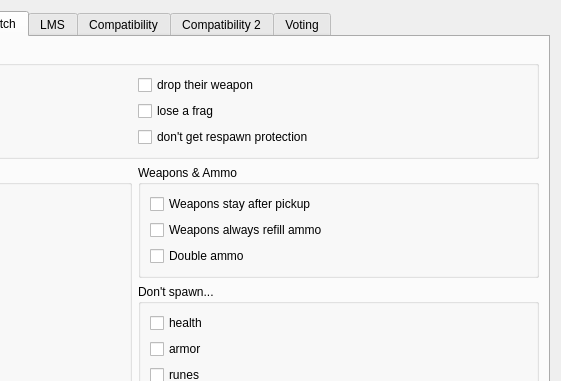
Before: the Qt Designer form src/plugins/zandronumq/createserverdialogpages/flagspage.ui in DoomseekerTeam/Doomseeker, drawn with Qt 5; both pictures show x 292 to 853 and y 0 to 381 of the 853 by 536 pixel window.
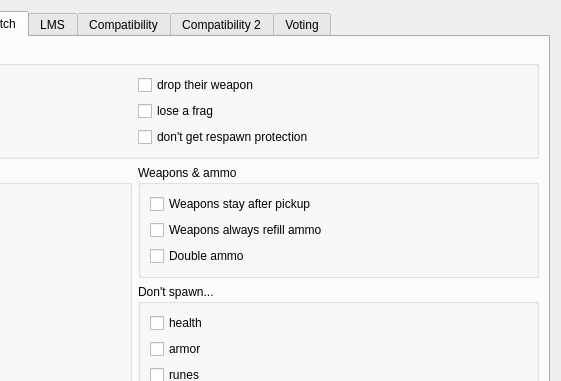
After: the same form once the commit is applied. The open tabs and pages were chosen to show the change. Custom widgets are drawn as their Qt base class.

Commit message: Zandronum, Q-Zandronum: correct the capitalization of "Weapons & ammo" (#4075)

Diff of the .ui file:
```diff
--- a/src/plugins/zandronumq/createserverdialogpages/flagspage.ui
+++ b/src/plugins/zandronumq/createserverdialogpages/flagspage.ui
@@ -1030,7 +1030,7 @@
            <item>
             <widget class="QGroupBox" name="groupBox_12">
              <property name="title">
-              <string>Weapons &amp;&amp; Ammo</string>
+              <string>Weapons &amp;&amp; ammo</string>
              </property>
              <layout class="QVBoxLayout" name="verticalLayout_16">
               <item>
```
The commit also changes 9 other files.
